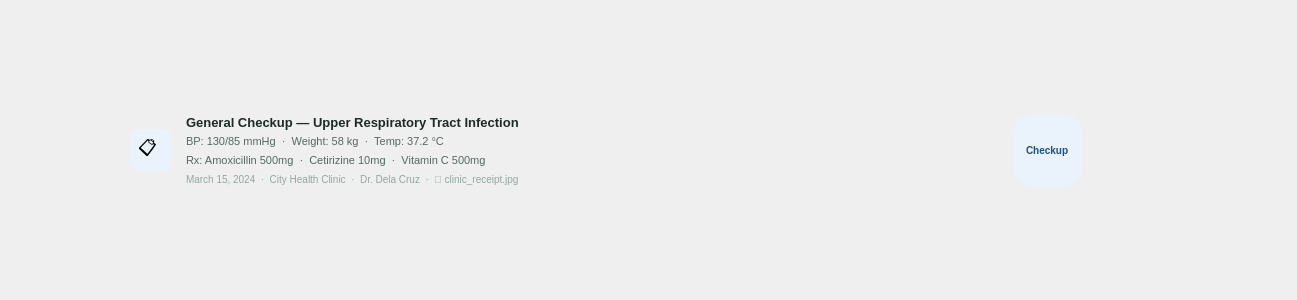
First picture: the form in src/ui/card_record.ui, repository shasheenahdeeneillelumasag/CCC151---Group-Project, before the edit.
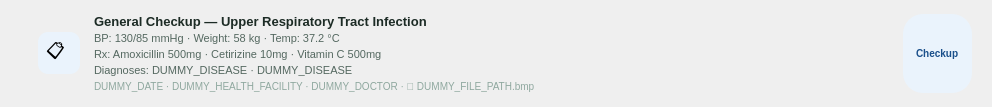
Second picture: the form after the edit.

Commit message: separated card from page_records

Diff of the .ui file:
```diff
--- a/src/ui/card_record.ui
+++ b/src/ui/card_record.ui
@@ -1,31 +1,35 @@
 <?xml version='1.0' encoding='utf-8'?>
 <ui version="4.0">
  <class>Form</class>
- <widget class="QWidget" name="Form">
+
+ <widget class="QFrame" name="HistoryCard">
   <property name="geometry">
    <rect>
     <x>0</x>
     <y>0</y>
-    <width>1297</width>
-    <height>300</height>
-   </rect>
-  </property>
-  <property name="windowTitle">
-   <string>Form</string>
-  </property>
-  <widget class="QFrame" name="rec1">
-   <property name="geometry">
-    <rect>
-     <x>110</x>
-     <y>100</y>
      <width>992</width>
      <height>101</height>
     </rect>
    </property>
+
+  <property name="windowTitle">
+   <string>Form</string>
+  </property>
+
    <property name="styleSheet">
-    <string>QFrame#rec1 { border-bottom: 1px solid #DDE8E3; } QFrame#rec1:hover { background: #F8FBFA; }</string>
-   </property>
-   <layout class="QHBoxLayout">
+   <string>
+QFrame#HistoryCard {
+    border-bottom: 1px solid #DDE8E3;
+}
+QFrame#HistoryCard:hover {
+    background: #F8FBFA;
+}
+
+
+   </string>
+  </property>
+
+  <layout class="QHBoxLayout" name="horizontalLayout">
     <property name="spacing">
      <number>14</number>
     </property>
@@ -41,6 +45,36 @@
     <property name="bottomMargin">
      <number>14</number>
     </property>
+
+<item>
+ <widget class="QFrame" name="selectionIndicator">
+  <property name="minimumSize">
+   <size>
+    <width>4</width>
+    <height>0</height>
+   </size>
+  </property>
+
+  <property name="maximumSize">
+   <size>
+    <width>4</width>
+    <height>16777215</height>
+   </size>
+  </property>
+
+  <property name="styleSheet">
+   <string>
+QFrame {
+    background: transparent;
+    border-radius: 2px;
+}
+   </string>
+  </property>
+ </widget>
+</item>
+
+
+
     <item>
      <widget class="QLabel" name="rec1Icon">
       <property name="minimumSize">
@@ -63,8 +97,10 @@
       </property>
      </widget>
     </item>
+
     <item>
-     <layout class="QVBoxLayout" name="_2">
+    <layout class="QVBoxLayout" name="contentLayout">
+
       <property name="spacing">
        <number>3</number>
       </property>
@@ -84,7 +120,7 @@
          <string>QLabel { font-size: 11px; color: #546860; }</string>
         </property>
         <property name="text">
-         <string>BP: 130/85 mmHg  ·  Weight: 58 kg  ·  Temp: 37.2 °C</string>
+        <string>BP: 130/85 mmHg · Weight: 58 kg · Temp: 37.2 °C</string>
         </property>
        </widget>
       </item>
@@ -94,37 +130,61 @@
          <string>QLabel { font-size: 11px; color: #546860; }</string>
         </property>
         <property name="text">
-         <string>Rx: Amoxicillin 500mg  ·  Cetirizine 10mg  ·  Vitamin C 500mg</string>
+        <string>Rx: Amoxicillin 500mg · Cetirizine 10mg · Vitamin C 500mg</string>
         </property>
        </widget>
       </item>
       <item>
        <widget class="QLabel" name="label_4">
         <property name="styleSheet">
-         <string>QLabel { font-size: 10px; color: #8FA89F; }</string>
+        <string>
+QLabel {
+    font-size: 11px;
+    color: #546860;
+}
+        </string>
         </property>
         <property name="text">
-         <string>March 15, 2024  ·  City Health Clinic  ·  Dr. Dela Cruz  ·  📎 clinic_receipt.jpg</string>
+        <string>Diagnoses: DUMMY_DISEASE · DUMMY_DISEASE</string>
         </property>
        </widget>
       </item>
-     </layout>
-    </item>
+
+     <item>
+      <widget class="QLabel" name="lblDoctorInfo">
+       <property name="styleSheet">
+        <string>
+QLabel {
+    font-size: 10px;
+    color: #8FA89F;
+}
+        </string>
+       </property>
+       <property name="text">
+        <string>DUMMY_DATE · DUMMY_HEALTH_FACILITY · DUMMY_DOCTOR · 📎 DUMMY_FILE_PATH.bmp</string>
+       </property>
+      </widget>
+     </item>
+
+    </layout>
+   </item>
+
     <item>
-     <spacer>
+    <spacer name="horizontalSpacer">
       <property name="orientation">
        <enum>Qt::Horizontal</enum>
       </property>
       <property name="sizeHint" stdset="0">
        <size>
-        <width>0</width>
-        <height>0</height>
+       <width>40</width>
+       <height>20</height>
        </size>
       </property>
      </spacer>
     </item>
+
     <item>
-     <widget class="QLabel" name="label_5">
+    <widget class="QLabel" name="lblBadge">
       <property name="styleSheet">
        <string>QLabel { background: #EAF3FC; color: #1A4F8A; font-size: 10px; font-weight: bold; border-radius: 20px; padding: 2px 10px; }</string>
       </property>
@@ -133,9 +193,10 @@
       </property>
      </widget>
     </item>
-   </layout>
-  </widget>
- </widget>
- <resources />
- <connections />
+
+  </layout>
+ </widget>
+
+ <resources/>
+ <connections/>
 </ui>
```
Left out of the diff: 56 changed lines with no effect on the pictures. Lines whose indentation alone changed are shown as unchanged. The commit also changes 7 other files.
